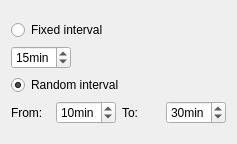
First picture: the form in ui/timersettingswidget.ui, repository sinis/MakeRT, before the edit.
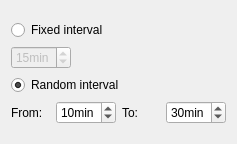
Second picture: the form after the edit.

Diff of the .ui file:
```diff
--- a/ui/timersettingswidget.ui
+++ b/ui/timersettingswidget.ui
@@ -30,6 +30,9 @@
       <layout class="QHBoxLayout" name="horizontalLayout">
        <item>
         <widget class="QSpinBox" name="interval">
+         <property name="enabled">
+          <bool>false</bool>
+         </property>
          <property name="suffix">
           <string>min</string>
          </property>
```
